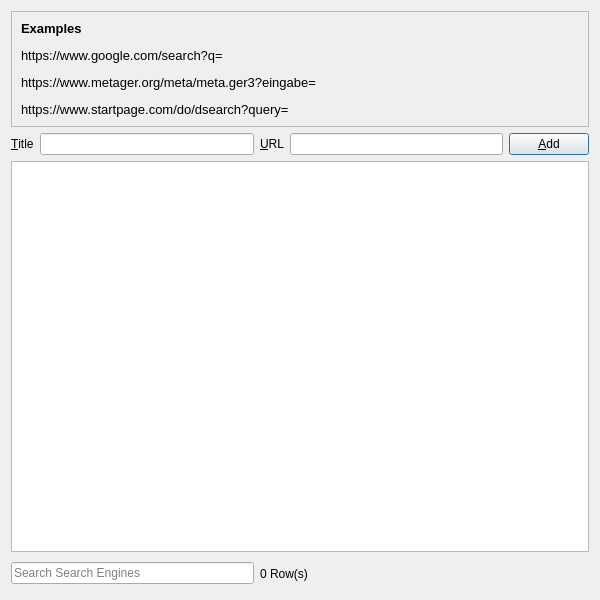
textbrowser/dooble, file 2.x/UI/dooble_search_engines_popup.ui: the form before one commit.
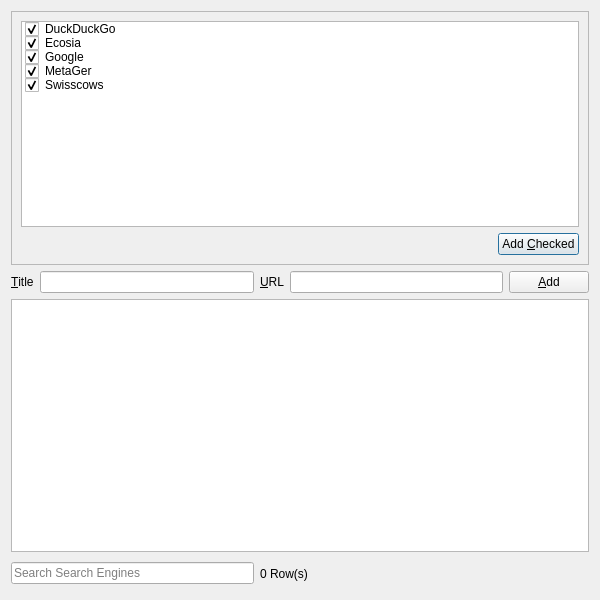
The form after the commit. Icons and pictures are not drawn. Custom widgets are drawn as their Qt base class.

Commit message: Provide some known search engines.

Patch:
```diff
--- a/2.x/UI/dooble_search_engines_popup.ui
+++ b/2.x/UI/dooble_search_engines_popup.ui
@@ -28,25 +28,73 @@
      </property>
      <layout class="QVBoxLayout" name="verticalLayout_2">
       <item>
-       <widget class="QLabel" name="label_2">
-        <property name="text">
-         <string>&lt;!DOCTYPE HTML PUBLIC &quot;-//W3C//DTD HTML 4.0//EN&quot; &quot;http://www.w3.org/TR/REC-html40/strict.dtd&quot;&gt;
-&lt;html&gt;&lt;head&gt;&lt;meta name=&quot;qrichtext&quot; content=&quot;1&quot; /&gt;&lt;style type=&quot;text/css&quot;&gt;
-p, li { white-space: pre-wrap; }
-&lt;/style&gt;&lt;/head&gt;&lt;body style=&quot; font-family:'Noto Sans'; font-size:10pt; font-weight:400; font-style:normal;&quot;&gt;
-&lt;p style=&quot; margin-top:12px; margin-bottom:12px; margin-left:0px; margin-right:0px; -qt-block-indent:0; text-indent:0px;&quot;&gt;&lt;span style=&quot; font-weight:600;&quot;&gt;Examples&lt;/span&gt;&lt;/p&gt;
-&lt;p style=&quot; margin-top:12px; margin-bottom:12px; margin-left:0px; margin-right:0px; -qt-block-indent:0; text-indent:0px;&quot;&gt;https://www.google.com/search?q=&lt;/p&gt;
-&lt;p style=&quot; margin-top:12px; margin-bottom:12px; margin-left:0px; margin-right:0px; -qt-block-indent:0; text-indent:0px;&quot;&gt;https://www.metager.org/meta/meta.ger3?eingabe=&lt;/p&gt;
-&lt;p style=&quot; margin-top:12px; margin-bottom:12px; margin-left:0px; margin-right:0px; -qt-block-indent:0; text-indent:0px;&quot;&gt;https://www.startpage.com/do/dsearch?query=&lt;/p&gt;&lt;/body&gt;&lt;/html&gt;</string>
-        </property>
-        <property name="wordWrap">
-         <bool>true</bool>
-        </property>
-        <property name="textInteractionFlags">
-         <set>Qt::LinksAccessibleByMouse|Qt::TextSelectableByKeyboard|Qt::TextSelectableByMouse</set>
-        </property>
+       <widget class="QListWidget" name="predefined">
+        <item>
+         <property name="text">
+          <string>DuckDuckGo</string>
+         </property>
+         <property name="checkState">
+          <enum>Checked</enum>
+         </property>
+        </item>
+        <item>
+         <property name="text">
+          <string>Ecosia</string>
+         </property>
+         <property name="checkState">
+          <enum>Checked</enum>
+         </property>
+        </item>
+        <item>
+         <property name="text">
+          <string>Google</string>
+         </property>
+         <property name="checkState">
+          <enum>Checked</enum>
+         </property>
+        </item>
+        <item>
+         <property name="text">
+          <string>MetaGer</string>
+         </property>
+         <property name="checkState">
+          <enum>Checked</enum>
+         </property>
+        </item>
+        <item>
+         <property name="text">
+          <string>Swisscows</string>
+         </property>
+         <property name="checkState">
+          <enum>Checked</enum>
+         </property>
+        </item>
        </widget>
       </item>
+      <item>
+       <layout class="QHBoxLayout" name="horizontalLayout">
+        <item>
+         <spacer name="horizontalSpacer">
+          <property name="orientation">
+           <enum>Qt::Horizontal</enum>
+          </property>
+          <property name="sizeHint" stdset="0">
+           <size>
+            <width>40</width>
+            <height>20</height>
+           </size>
+          </property>
+         </spacer>
+        </item>
+        <item>
+         <widget class="QPushButton" name="add_checked">
+          <property name="text">
+           <string>Add &amp;Checked</string>
+          </property>
+         </widget>
+        </item>
+       </layout>
+      </item>
      </layout>
     </widget>
    </item>
```
Left out of the diff: 14 changed lines with no effect on the pictures. The commit also changes 2 other files.
